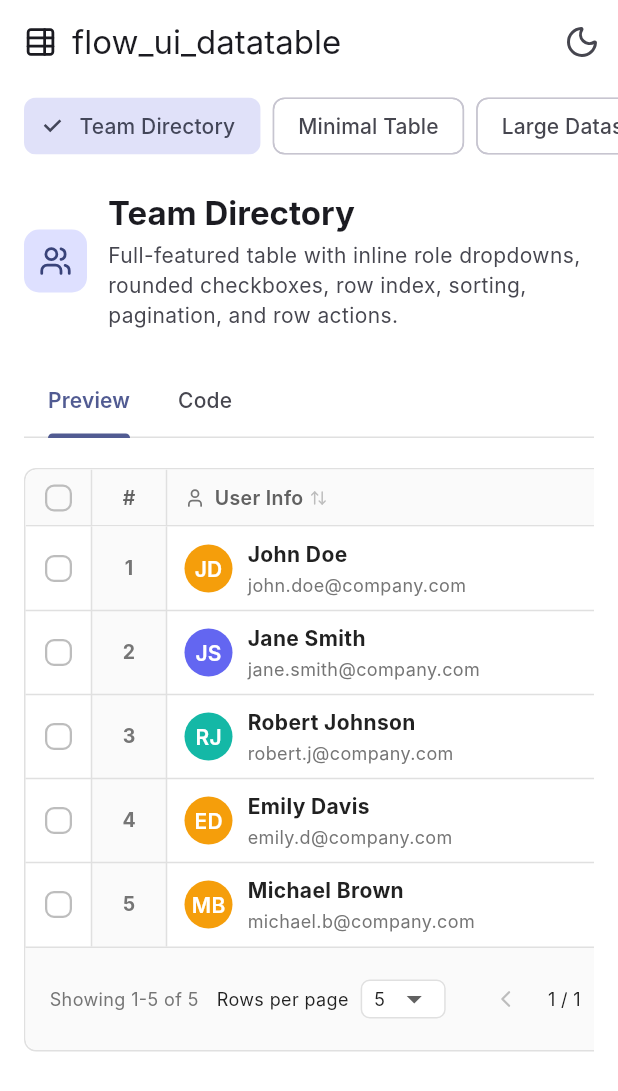
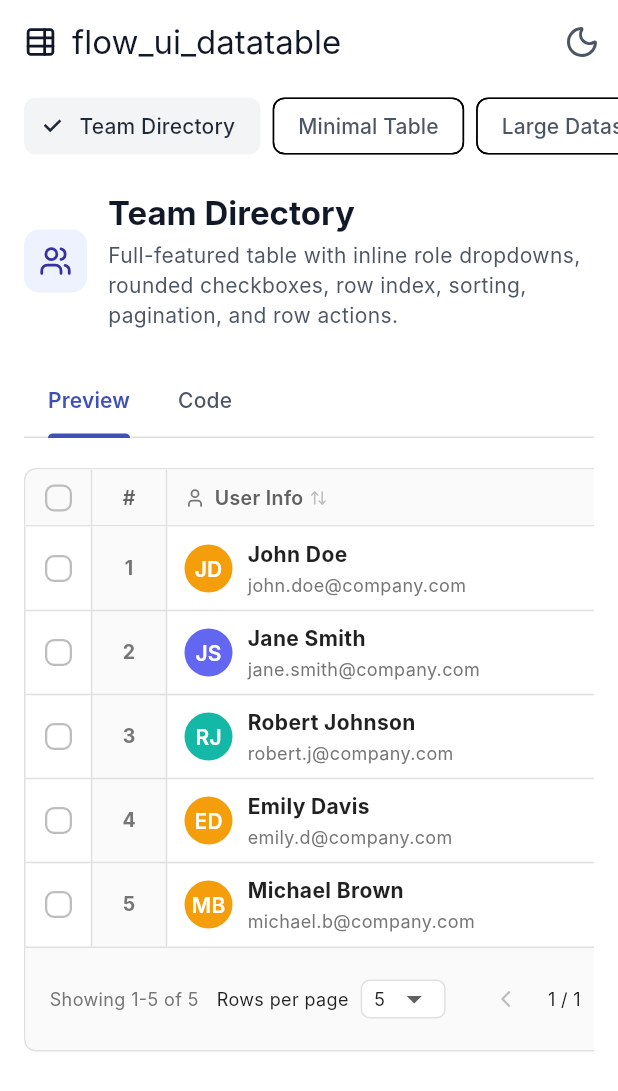
Before and after one commit to MSatyam-Mishra/flow_ui_datatable, a Flutter app: the screen it shows after launch, on a phone screen of 412 x 824 dp. Shown: the top 1091 px of the screen. Run offline on Flutter 3.47's test engine with Material 3 defaults, Android fonts, the phone set to English and light mode, and no system bars; our stand-ins replace lucide_icons_flutter; missing offline and left inert: highlight; Roboto replaces fonts that are missing (Inter).

Commit message:
Update example app themes to use crisp greyscale color schemes

```diff
--- a/example/lib/main.dart
+++ b/example/lib/main.dart
@@ -31,6 +31,8 @@ class _FlowDataTableDemoAppState extends State<FlowDataTableDemoApp> {
       theme: ThemeData(
         brightness: Brightness.light,
         scaffoldBackgroundColor: Colors.white,
+        cardColor: Colors.white,
+        canvasColor: Colors.white,
         appBarTheme: const AppBarTheme(
           backgroundColor: Colors.white,
           surfaceTintColor: Colors.transparent,
@@ -40,16 +42,27 @@ class _FlowDataTableDemoAppState extends State<FlowDataTableDemoApp> {
           backgroundColor: Colors.white,
           elevation: 0,
         ),
-        colorScheme: ColorScheme.fromSeed(
-          seedColor: Colors.indigo,
-          brightness: Brightness.light,
-        ).copyWith(surface: Colors.white),
+        colorScheme: const ColorScheme.light(
+          primary: Colors.indigo,
+          secondary: Colors.indigoAccent,
+          surface: Colors.white,
+          background: Colors.white,
+          surfaceVariant: Color(0xFFF3F4F6), // Gray 100
+          onSurface: Color(0xFF111827), // Gray 900
+          onSurfaceVariant: Color(0xFF4B5563), // Gray 600
+          primaryContainer: Color(0xFFEEF2FF), // Indigo 50
+          onPrimaryContainer: Color(0xFF3730A3), // Indigo 800
+          secondaryContainer: Color(0xFFF3F4F6), // Gray 100
+          onSecondaryContainer: Color(0xFF1F2937), // Gray 800
+        ),
         useMaterial3: true,
         fontFamily: 'Inter',
       ),
       darkTheme: ThemeData(
         brightness: Brightness.dark,
         scaffoldBackgroundColor: Colors.black,
+        cardColor: Colors.black,
+        canvasColor: Colors.black,
         appBarTheme: const AppBarTheme(
           backgroundColor: Colors.black,
           surfaceTintColor: Colors.transparent,
@@ -59,10 +72,19 @@ class _FlowDataTableDemoAppState extends State<FlowDataTableDemoApp> {
           backgroundColor: Colors.black,
           elevation: 0,
         ),
-        colorScheme: ColorScheme.fromSeed(
-          seedColor: Colors.indigo,
-          brightness: Brightness.dark,
-        ).copyWith(surface: Colors.black),
+        colorScheme: const ColorScheme.dark(
+          primary: Colors.indigoAccent,
+          secondary: Colors.indigo,
+          surface: Colors.black,
+          background: Colors.black,
+          surfaceVariant: Color(0xFF1F2937), // Gray 800
+          onSurface: Color(0xFFF9FAFB), // Gray 50
+          onSurfaceVariant: Color(0xFF9CA3AF), // Gray 400
+          primaryContainer: Color(0xFF1E1B4B), // Indigo 950
+          onPrimaryContainer: Color(0xFFE0E7FF), // Indigo 100
+          secondaryContainer: Color(0xFF1F2937), // Gray 800
+          onSecondaryContainer: Color(0xFFF3F4F6), // Gray 100
+        ),
         useMaterial3: true,
         fontFamily: 'Inter',
       ),
```
